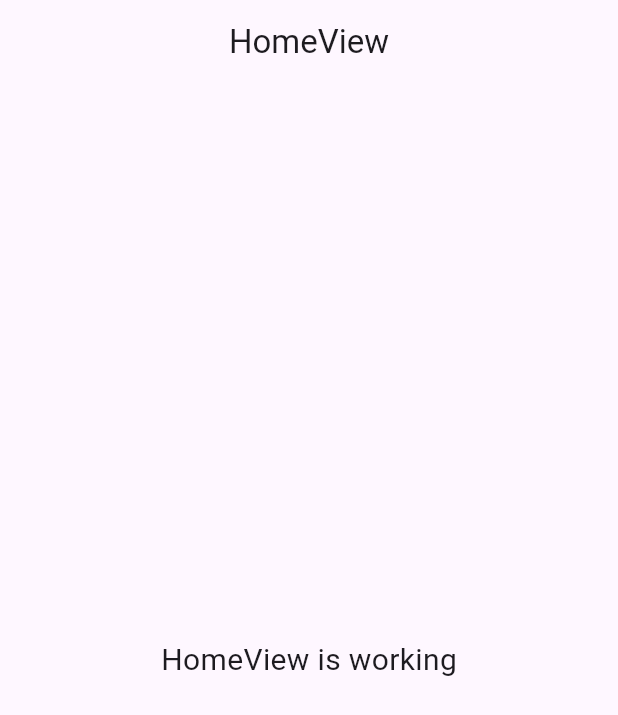
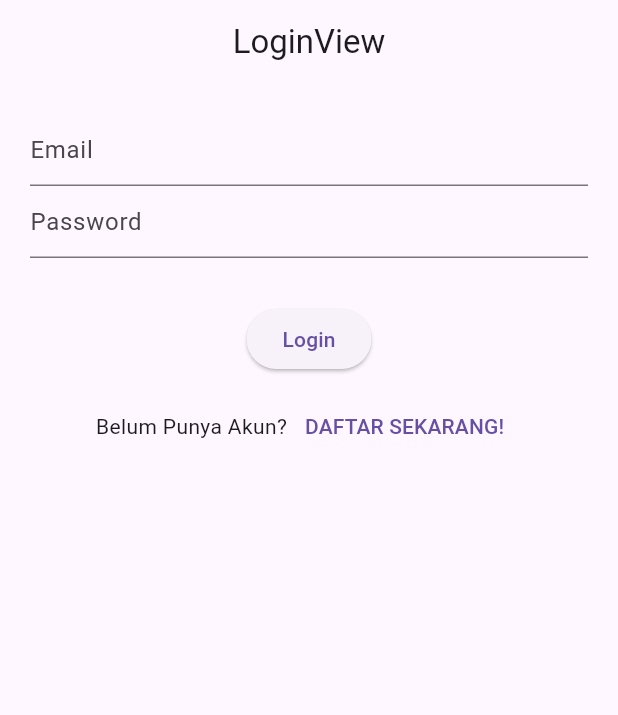
Before and after one commit to Indrawan007/getX_Firebase, a Flutter app: the screen it shows after launch, on a phone screen of 412 x 824 dp. Shown: the top 715 px of the screen. Run offline on Flutter 3.47's test engine with Material 3 defaults, Android fonts, the phone set to English and light mode, and no system bars; our stand-ins replace firebase_auth, firebase_core, get; accounts and stored records are empty.

```diff
--- a/lib/app/modules/home/views/home_view.dart
+++ b/lib/app/modules/home/views/home_view.dart
@@ -1,17 +1,21 @@
 import 'package:flutter/material.dart';
 
 import 'package:get/get.dart';
+import 'package:getx_firebase/controller/auth_controller.dart';
 
 import '../controllers/home_controller.dart';
 
 class HomeView extends GetView<HomeController> {
-  const HomeView({Key? key}) : super(key: key);
+  final authC = Get.find<authController>();
   @override
   Widget build(BuildContext context) {
     return Scaffold(
       appBar: AppBar(
         title: const Text('HomeView'),
         centerTitle: true,
+        actions: [
+          IconButton(onPressed: () => authC.Logout(), icon: Icon(Icons.logout))
+        ],
       ),
       body: const Center(
         child: Text(
--- /dev/null
+++ b/lib/app/modules/login/controllers/login_controller.dart
@@ -0,0 +1,14 @@
+import 'package:flutter/material.dart';
+import 'package:get/get.dart';
+
+class LoginController extends GetxController {
+  TextEditingController emailC = TextEditingController();
+  TextEditingController passC = TextEditingController();
+
+  @override
+  void onClose() {
+    emailC.dispose();
+    passC.dispose();
+    super.onClose();
+  }
+}
--- /dev/null
+++ b/lib/app/modules/login/views/login_view.dart
@@ -0,0 +1,56 @@
+import 'package:flutter/material.dart';
+
+import 'package:get/get.dart';
+import 'package:getx_firebase/app/routes/app_pages.dart';
+import 'package:getx_firebase/controller/auth_controller.dart';
+
+import '../controllers/login_controller.dart';
+
+class LoginView extends GetView<LoginController> {
+  final authC = Get.find<authController>();
+  @override
+  Widget build(BuildContext context) {
+    return Scaffold(
+      appBar: AppBar(
+        title: const Text('LoginView'),
+        centerTitle: true,
+      ),
+      body: Padding(
+        padding: const EdgeInsets.all(20),
+        child: Column(
+          children: [
+            TextField(
+              controller: controller.emailC,
+              decoration: InputDecoration(hintText: "Email"),
+            ),
+            TextField(
+              controller: controller.passC,
+              decoration: InputDecoration(hintText: "Password"),
+            ),
+            SizedBox(
+              height: 30,
+            ),
+            ElevatedButton(
+              onPressed: () =>
+                  authC.Login(controller.emailC.text, controller.passC.text),
+              child: Text("Login"),
+            ),
+            SizedBox(
+              height: 10,
+            ),
+            Row(
+              mainAxisAlignment: MainAxisAlignment.center,
+              children: [
+                Text("Belum Punya Akun?"),
+                TextButton(
+                  onPressed: () => Get.toNamed(Routes.SIGNUP),
+                  child: Text("DAFTAR SEKARANG!"),
+                ),
+              ],
+            )
+          ],
+        ),
+      ),
+    );
+  }
+}
--- a/lib/app/routes/app_pages.dart
+++ b/lib/app/routes/app_pages.dart
@@ -2,19 +2,31 @@ import 'package:get/get.dart';
 
 import '../modules/home/bindings/home_binding.dart';
 import '../modules/home/views/home_view.dart';
+import '../modules/login/bindings/login_binding.dart';
+import '../modules/login/views/login_view.dart';
+import '../modules/signup/bindings/signup_binding.dart';
+import '../modules/signup/views/signup_view.dart';
 
 part 'app_routes.dart';
 
 class AppPages {
   AppPages._();
 
-  static const INITIAL = Routes.HOME;
-
   static final routes = [
     GetPage(
       name: _Paths.HOME,
-      page: () => const HomeView(),
+      page: () => HomeView(),
       binding: HomeBinding(),
+    ),
+    GetPage(
+      name: _Paths.LOGIN,
+      page: () => LoginView(),
+      binding: LoginBinding(),
+    ),
+    GetPage(
+      name: _Paths.SIGNUP,
+      page: () => SignupView(),
+      binding: SignupBinding(),
     ),
   ];
 }
--- a/lib/app/routes/app_routes.dart
+++ b/lib/app/routes/app_routes.dart
@@ -4,9 +4,13 @@ part of 'app_pages.dart';
 abstract class Routes {
   Routes._();
   static const HOME = _Paths.HOME;
+  static const LOGIN = _Paths.LOGIN;
+  static const SIGNUP = _Paths.SIGNUP;
 }
 
 abstract class _Paths {
   _Paths._();
   static const HOME = '/home';
+  static const LOGIN = '/login';
+  static const SIGNUP = '/signup';
 }
--- /dev/null
+++ b/lib/controller/auth_controller.dart
@@ -0,0 +1,46 @@
+import 'package:firebase_auth/firebase_auth.dart';
+import 'package:get/get.dart';
+import 'package:getx_firebase/app/routes/app_pages.dart';
+
+class authController extends GetxController {
+  FirebaseAuth auth = FirebaseAuth.instance;
+
+  Stream<User?> get streamAuth => auth.authStateChanges();
+
+  void Login(String email, String password) async {
+    try {
+      await auth.signInWithEmailAndPassword(
+        email: email,
+        password: password,
+      );
+      Get.offAllNamed(Routes.HOME);
+    } on FirebaseAuthException catch (e) {
+      if (e.code == 'weak-password') {
+        print('The password provided is too weak.');
+      } else if (e.code == 'email-already-in-use') {
+        print('The account already exists for that email.');
+      }
+    } catch (e) {
+      print(e);
+    }
+  }
+
+  void Signup(String email, String password) async {
+    try {
+      await FirebaseAuth.instance
+          .createUserWithEmailAndPassword(email: email, password: password);
+      Get.offAllNamed(Routes.HOME);
+    } on FirebaseAuthException catch (e) {
+      if (e.code == 'user-not-found') {
+        print('No user found for that email.');
+      } else if (e.code == 'wrong-password') {
+        print('Wrong password provided for that user.');
+      }
+    }
+  }
+
+  void Logout() async {
+    await auth.signOut();
+    Get.offAllNamed(Routes.LOGIN);
+  }
+}
--- a/lib/main.dart
+++ b/lib/main.dart
@@ -1,16 +1,35 @@
+import 'package:firebase_auth/firebase_auth.dart';
+import 'package:firebase_core/firebase_core.dart';
 import 'package:flutter/material.dart';
-
 import 'package:get/get.dart';
+import 'package:getx_firebase/controller/auth_controller.dart';
+import 'package:getx_firebase/utils/loading.dart';
 
 import 'app/routes/app_pages.dart';
 
-void main() {
-  runApp(
-    GetMaterialApp(
-      debugShowCheckedModeBanner: false,
-      title: "Application",
-      initialRoute: AppPages.INITIAL,
-      getPages: AppPages.routes,
-    ),
-  );
+void main() async {
+  WidgetsFlutterBinding.ensureInitialized();
+  await Firebase.initializeApp();
+  runApp(MyApp());
 }
+
+class MyApp extends StatelessWidget {
+  final AuthC = Get.put(authController(), permanent: true);
+  @override
+  Widget build(BuildContext context) {
+    return StreamBuilder<User?>(
+        stream: AuthC.streamAuth,
+        builder: (context, snapshot) {
+          print(snapshot);
+          if (snapshot.connectionState == ConnectionState.active) {
+            return GetMaterialApp(
+              debugShowCheckedModeBanner: false,
+              title: "Application",
+              initialRoute: snapshot.data != null ? Routes.HOME : Routes.LOGIN,
+              getPages: AppPages.routes,
+            );
+          }
+          return LoadingView();
+        });
+  }
+}
--- /dev/null
+++ b/lib/utils/loading.dart
@@ -0,0 +1,12 @@
+import 'package:flutter/material.dart';
+
+class LoadingView extends StatelessWidget {
+  const LoadingView({super.key});
+
+  @override
+  Widget build(BuildContext context) {
+    return MaterialApp(
+      home: Scaffold(body: CircularProgressIndicator()),
+    );
+  }
+}
--- a/pubspec.yaml
+++ b/pubspec.yaml
@@ -11,6 +11,8 @@ dependencies:
   get: 4.6.6
   flutter:
     sdk: flutter
+  firebase_core: ^2.24.2
+  firebase_auth: ^4.15.3
 
 dev_dependencies:
   flutter_lints: ^2.0.0
```
Also changed, not shown: lib/app/modules/login/bindings/login_binding.dart (added, +12 -0 lines), lib/app/modules/signup/bindings/signup_binding.dart (added, +12 -0 lines), lib/app/modules/signup/controllers/signup_controller.dart (added, +14 -0 lines), lib/app/modules/signup/views/signup_view.dart (added, +55 -0 lines), pubspec.lock, 6 other files.
